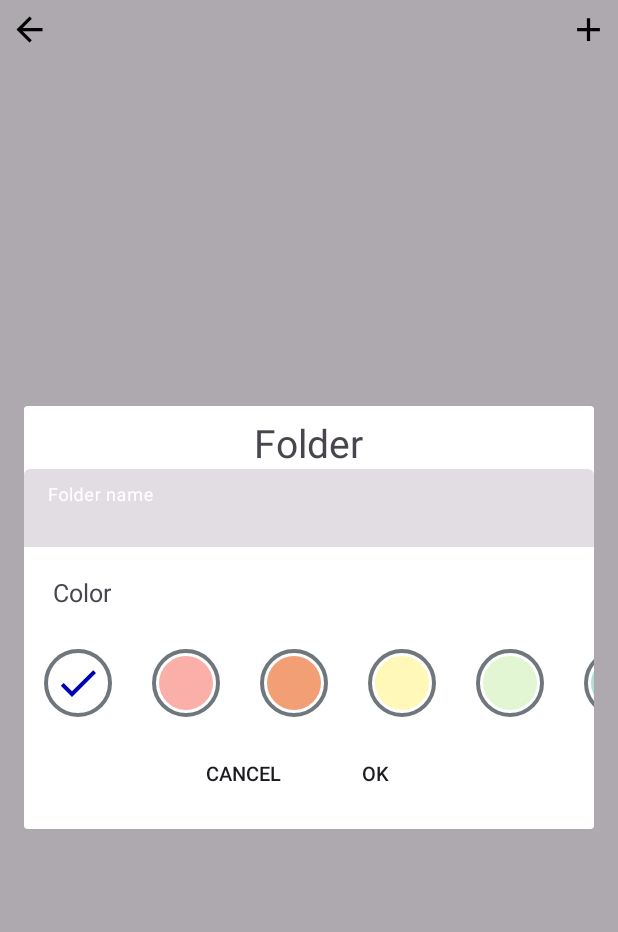
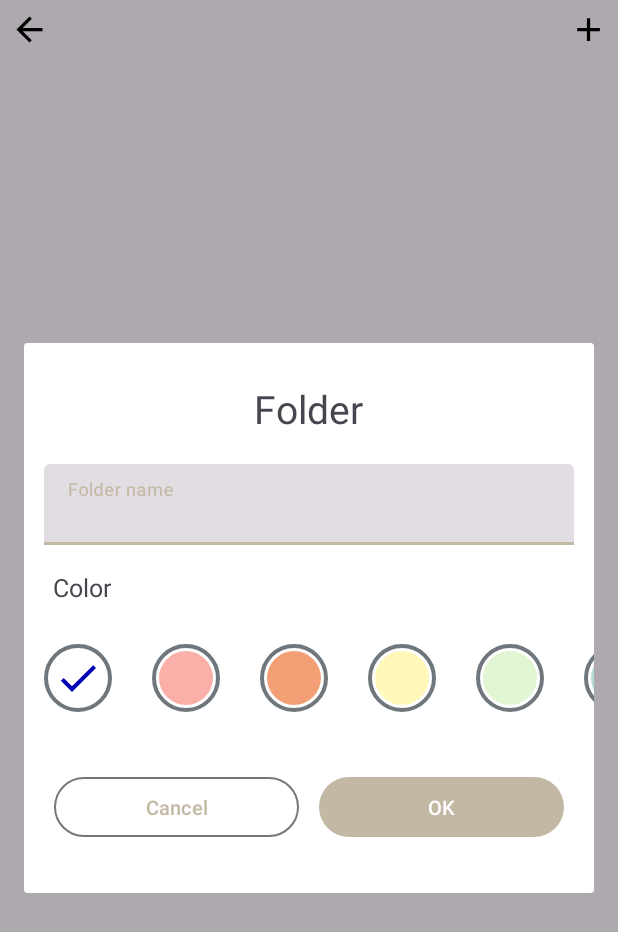
Before and after one commit to GroupXAndroid/SimpleNote, an Android app: the FolderActivity screen opened directly, with no data from a screen before it, after a tap on "SimpleNote", on a phone screen of 412 x 824 dp. Shown: the top 932 px of the screen. Run offline under Robolectric (Android 15) with nearby library versions, the phone set to English and light mode, and no system bars; our stand-ins replace Room's generated code, sdp/ssp sizes.

Commit message:
Add theme color

```diff
--- a/app/src/main/java/com/groupx/simplenote/adapter/FolderAdapter.java
+++ b/app/src/main/java/com/groupx/simplenote/adapter/FolderAdapter.java
@@ -75,6 +75,7 @@ public class FolderAdapter extends RecyclerView.Adapter<FolderAdapter.FolderView
                         EditFolderFragment editFragment = new EditFolderFragment();
                         activity.setEditFolderFragment(editFragment);
                         Bundle args = new  Bundle();
+                        args.putBoolean("isEditing", true);
                         args.putSerializable("editFolder", folderList.get(position));
 
                         editFragment.setArguments(args);
--- a/app/src/main/java/com/groupx/simplenote/adapter/NoteAdapter.java
+++ b/app/src/main/java/com/groupx/simplenote/adapter/NoteAdapter.java
@@ -46,6 +46,7 @@ public class NoteAdapter extends RecyclerView.Adapter<NoteAdapter.NoteViewHolder
             @Override
             public void onClick(View v) {
                 noteListener.onNoteClicked(notes.get(position), position);
+
             }
         });
     }
--- a/app/src/main/java/com/groupx/simplenote/fragment/EditFolderFragment.java
+++ b/app/src/main/java/com/groupx/simplenote/fragment/EditFolderFragment.java
@@ -22,7 +22,7 @@ public class EditFolderFragment extends DialogFragment {
 
     private String selectedFolderColor;
     private EditText edittextEditFolder;
-    private TextView textViewFolderDialogCancel, textViewFolderDialogOk;
+    private View buttonFolderDialogCancel, buttonFolderDialogOk;
 
     private Folder alreadyFolder;
     private boolean isEditing = false;
@@ -38,12 +38,11 @@ public class EditFolderFragment extends DialogFragment {
     }
 
     @Override
-    public void onActivityCreated(Bundle savedInstanceState) {
-        super.onActivityCreated(savedInstanceState);
-        View view = getView();
+    public void onViewCreated(@NonNull View view, @Nullable Bundle savedInstanceState) {
+        super.onViewCreated(view, savedInstanceState);
         if (view != null) {
-            textViewFolderDialogCancel = view.findViewById(R.id.textViewFolderDialogCancel);
-            textViewFolderDialogOk = view.findViewById(R.id.textViewFolderDialogOk);
+            buttonFolderDialogCancel = view.findViewById(R.id.buttonFolderDialogCancel);
+            buttonFolderDialogOk = view.findViewById(R.id.buttonFolderDialogOk);
             edittextEditFolder = view.findViewById(R.id.edittextEditFolder);
 
             // Lấy ra argument bundle được truyền vào ở hành động nguồn gọi, cụ thể là FolderAdapter
@@ -56,13 +55,13 @@ public class EditFolderFragment extends DialogFragment {
             // Nếu fragment được gọi để edit thì thực hiện điền các trường đã có sẵn data
             initEditFolder(view);
 
-            textViewFolderDialogCancel.setOnClickListener(new View.OnClickListener() {
+            buttonFolderDialogCancel.setOnClickListener(new View.OnClickListener() {
                 @Override
                 public void onClick(View v) {
                     getDialog().onBackPressed();
                 }
             });
-            textViewFolderDialogOk.setOnClickListener(new View.OnClickListener() {
+            buttonFolderDialogOk.setOnClickListener(new View.OnClickListener() {
                 @Override
                 public void onClick(View v) {
                     if (!isEditing) {
--- a/app/src/main/res/layout/dialog_edit_folder.xml
+++ b/app/src/main/res/layout/dialog_edit_folder.xml
@@ -1,6 +1,7 @@
 <?xml version="1.0" encoding="utf-8"?>
 <RelativeLayout xmlns:android="http://schemas.android.com/apk/res/android"
     xmlns:app="http://schemas.android.com/apk/res-auto"
+    xmlns:tools="http://schemas.android.com/tools"
     android:layout_width="match_parent"
     android:layout_height="match_parent"
     android:gravity="center_horizontal"
@@ -12,18 +13,17 @@
         android:layout_width="match_parent"
         android:layout_height="wrap_content"
         android:gravity="center_horizontal"
-        android:orientation="vertical">
+        android:orientation="vertical"
+        tools:ignore="UselessParent">
 
         <TextView
             android:id="@+id/textViewEditFolder"
             android:layout_width="wrap_content"
             android:layout_height="wrap_content"
             android:gravity="center"
-            android:text="Folder"
+            android:text="@string/folder"
             android:textSize="@dimen/_20ssp"
-            app:layout_constraintEnd_toEndOf="parent"
-            app:layout_constraintStart_toStartOf="parent"
-            app:layout_constraintTop_toTopOf="parent" />
+            android:layout_margin="@dimen/_15sdp"/>
 
         <com.google.android.material.textfield.TextInputLayout
             android:id="@+id/textViewEditText"
@@ -32,7 +32,9 @@
             android:layout_height="wrap_content"
             app:layout_constraintEnd_toEndOf="parent"
             app:layout_constraintStart_toStartOf="parent"
-            app:layout_constraintTop_toBottomOf="@+id/textViewEditFolder">
+            app:layout_constraintTop_toBottomOf="@+id/textViewEditFolder"
+            android:layout_marginStart="@dimen/_10sdp"
+            android:layout_marginEnd="@dimen/_10sdp">
 
             <com.google.android.material.textfield.TextInputEditText
                 android:id="@+id/edittextEditFolder"
@@ -51,33 +53,36 @@
             app:layout_constraintTop_toBottomOf="@id/edittextEditFolder" />
 
         <LinearLayout
-            android:layout_width="wrap_content"
+            android:layout_width="match_parent"
             android:layout_height="wrap_content"
 
-            android:layout_marginStart="@dimen/_5sdp"
-            android:layout_marginEnd="@dimen/_5sdp"
-            android:gravity="end"
+            android:layout_marginStart="@dimen/_10sdp"
+            android:layout_marginEnd="@dimen/_10sdp"
+            android:gravity="center_horizontal"
             android:orientation="horizontal"
-            app:layout_constraintEnd_toEndOf="parent"
-            app:layout_constraintTop_toBottomOf="@+id/layoutFolderDialogColorChooser">
+            android:layout_marginTop="@dimen/_15sdp"
+            android:layout_marginBottom="@dimen/_10sdp"
+            >
 
-            <TextView
-                android:id="@+id/textViewFolderDialogCancel"
-                style="?android:borderlessButtonStyle"
-                android:layout_width="wrap_content"
+            <Button
+                android:id="@+id/buttonFolderDialogCancel"
+                style="@style/Widget.Material3.Button.OutlinedButton"
+                android:layout_width="0dp"
                 android:layout_height="wrap_content"
-                android:padding="@dimen/_5sdp"
                 android:text="@string/cancel"
-                android:textSize="@dimen/_10ssp" />
+                android:textSize="@dimen/_10ssp"
+                android:layout_weight="0.5"
+                android:layout_margin="@dimen/_5sdp"/>
 
-            <TextView
-                android:id="@+id/textViewFolderDialogOk"
-                style="?android:borderlessButtonStyle"
-                android:layout_width="wrap_content"
+            <Button
+                android:id="@+id/buttonFolderDialogOk"
+                style="@style/Widget.Material3.Button"
+                android:layout_width="0dp"
                 android:layout_height="wrap_content"
-                android:padding="@dimen/_5sdp"
+                android:layout_margin="@dimen/_5sdp"
                 android:text="@string/ok"
-                android:textSize="@dimen/_10ssp" />
+                android:textSize="@dimen/_10ssp"
+                android:layout_weight="0.5"/>
         </LinearLayout>
     </LinearLayout>
 </RelativeLayout>
--- a/app/src/main/res/values/colors.xml
+++ b/app/src/main/res/values/colors.xml
@@ -1,5 +1,10 @@
 <?xml version="1.0" encoding="utf-8"?>
 <resources>
+    <color name="coffee_100">#FEF7DC</color>
+    <color name="coffee_200">#E6DDC6</color>
+    <color name="coffee_300">#C2B8A3</color>
+    <color name="coffee_400">#A19882</color>
+
     <color name="purple_200">#FFBB86FC</color>
     <color name="purple_500">#FF6200EE</color>
     <color name="purple_700">#FF3700B3</color>
--- a/app/src/main/res/values/strings.xml
+++ b/app/src/main/res/values/strings.xml
@@ -21,4 +21,5 @@
     <string name="permission">Permission</string>
     <string name="email_to_share">Email to share</string>
     <string name="share_with">Share with</string>
+    <string name="folder">Folder</string>
 </resources>
--- a/app/src/main/res/values/themes.xml
+++ b/app/src/main/res/values/themes.xml
@@ -2,8 +2,8 @@
     <!-- Base application theme. -->
     <style name="Theme.SimpleNote" parent="Theme.Material3.Light.NoActionBar">
         <!-- Primary brand color. -->
-        <item name="colorPrimary">@color/white</item>
-        <item name="colorPrimaryVariant">@color/purple_700</item>
+        <item name="colorPrimary">@color/coffee_300</item>
+        <item name="colorPrimaryVariant">@color/coffee_400</item>
         <item name="colorOnPrimary">@color/white</item>
         <!-- Secondary brand color. -->
         <item name="colorSecondary">@color/teal_200</item>
@@ -12,12 +12,21 @@
 
         <!-- StatusPermission bar color. -->
         <item name="android:windowLightStatusBar">true</item>
+        <item name="android:statusBarColor">@color/white</item>
         <!-- Customize your theme here. -->
-        <item   name="materialButtonStyle">@style/Widget.App.Button</item>
+
     </style>
 
-    <style name="Widget.App.Button" parent="Widget.Material3.Button">
-        <item name="backgroundTint">@color/purple_500</item>
+    <style name="SheetDialog" parent="Theme.Material3.Light.BottomSheetDialog">
+        <!--<item name="android:windowCloseOnTouchOutside">false</item>-->
+        <item name="android:windowIsTranslucent">true</item>
+        <item name="android:windowContentOverlay">@null</item>
+        <item name="android:colorBackground">     @android:color/transparent</item>
+        <item name="android:backgroundDimEnabled">true</item>
+        <item name="android:backgroundDimAmount">0.3</item>
+        <item name="android:windowFrame">@null</item>
+        <item name="android:windowIsFloating">true</item>
+
     </style>
 
 </resources>
```
